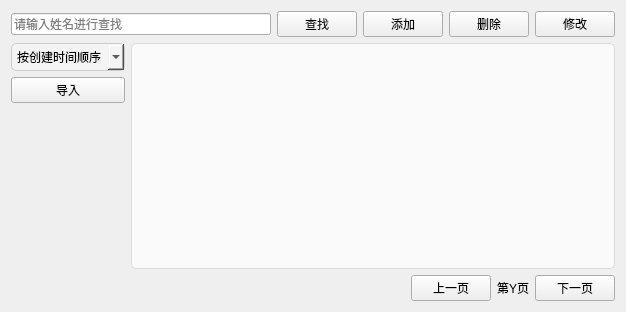
Before: the Qt Designer form doctorreportview.ui in zhuguotiao/Lab, drawn with Qt 5.
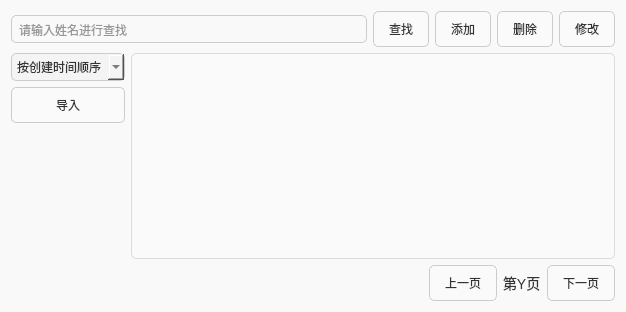
After: the same form once the commit is applied. Icons and pictures are not drawn.

Patch:
```diff
--- a/doctorreportview.ui
+++ b/doctorreportview.ui
@@ -13,6 +13,39 @@
   <property name="windowTitle">
    <string>医生报告管理系统</string>
   </property>
+  <property name="styleSheet">
+   <string notr="true">
+    QWidget {
+        background-color: #f9f9f9;
+        font-family: &quot;Arial&quot;, sans-serif;
+        color: #333;
+    }
+    QLineEdit {
+        border: 1px solid #ccc;
+        border-radius: 5px;
+        padding: 5px;
+    }
+    QPushButton {
+        background-color: #fafafa;
+        border: 1px solid #ccc;
+        border-radius: 5px;
+        padding: 8px 15px;
+    }
+    QPushButton:hover {
+        background-color: #f3f3f3;
+    }
+    QTableView {
+        border: 1px solid #ddd;
+        background-color: white;
+        gridline-color: #eee;
+        selection-background-color: #cce5ff;
+        selection-color: #000;
+    }
+    QLabel {
+        font-size: 14px;
+    }
+   </string>
+  </property>
   <layout class="QVBoxLayout" name="verticalLayout_4">
    <item>
     <layout class="QHBoxLayout" name="horizontalLayout">
```
